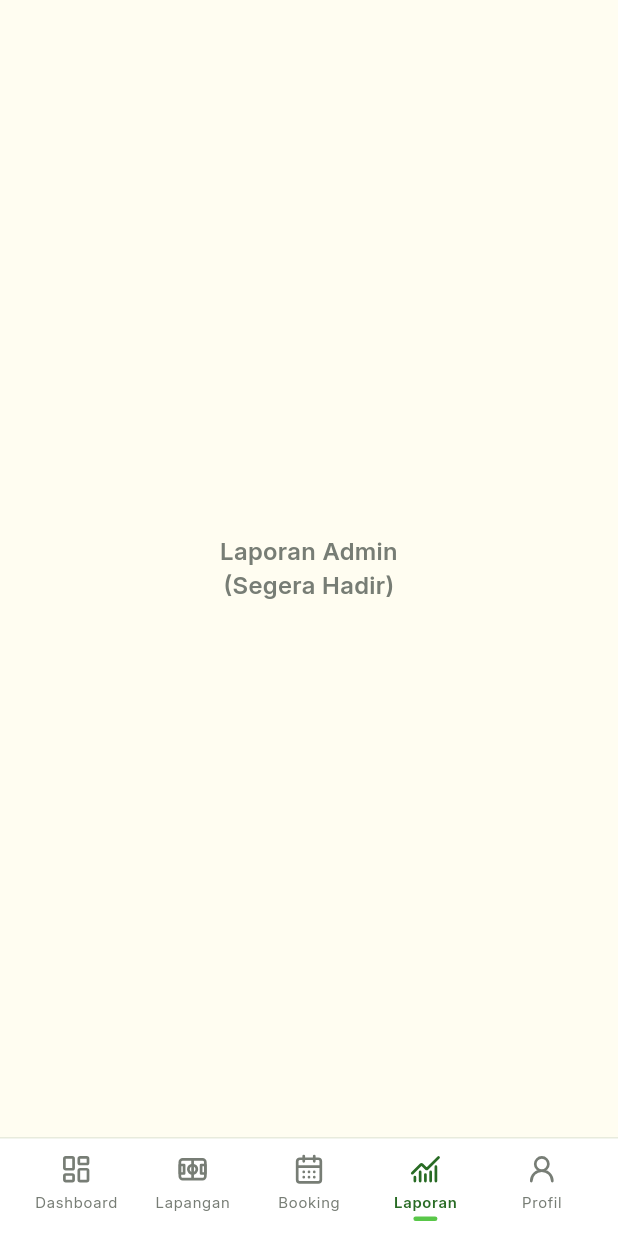
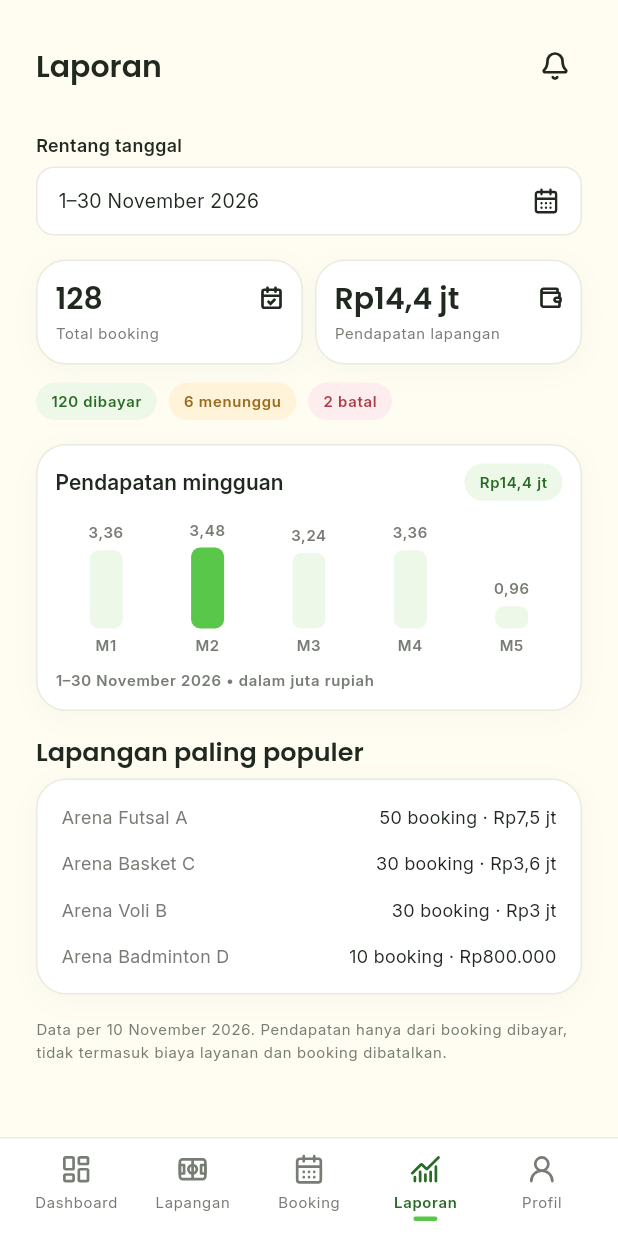
Before and after one commit to Rizky-D-Pratama/Sportiva, a Flutter app: the AdminShell screen opened directly, item 4 of the bottom bar chosen, on a phone screen of 412 x 824 dp. Run offline on Flutter 3.47's test engine with Material 3 defaults, Android fonts, the phone set to English and light mode, and no system bars; our stand-ins replace flutter_svg, qr_flutter.

Commit message:
feat: bangun halaman laporan dan profil admin

```diff
--- /dev/null
+++ b/lib/screens/admin/admin_profile_screen.dart
@@ -0,0 +1,69 @@
+import 'package:flutter/material.dart';
+import '../../constants/app_icons.dart';
+import '../../data/mock_data.dart';
+import '../../widgets/app_badge.dart';
+import '../../widgets/profile_content.dart';
+import '../../widgets/theme_select_bottom_sheet.dart';
+import '../account_screen.dart';
+import '../notification_screen.dart';
+
+/// Admin Profile screen tab for Admin shell
+class AdminProfileScreen extends StatelessWidget {
+  const AdminProfileScreen({super.key});
+
+  @override
+  Widget build(BuildContext context) {
+    final adminUser = MockData.adminUser;
+
+    return ProfileContentWidget(
+      name: MockData.adminFullName,
+      email: MockData.adminEmail,
+      avatarPath: MockData.profilePhotoUrl,
+      badgeLabel: 'Admin',
+      badgeVariant: AppBadgeVariant.success,
+      onNotificationBellTap: () {
+        Navigator.push(
+          context,
+          MaterialPageRoute(
+            builder: (context) => const NotificationScreen(),
+          ),
+        );
+      },
+      onCameraTap: () {},
+      menuItems: [
+        ProfileMenuTileItem(
+          iconPath: AppIcons.account,
+          label: 'Akun',
+          onTap: () {
+            Navigator.push(
+              context,
+              MaterialPageRoute(
+                builder: (context) => AccountScreen(user: adminUser),
+              ),
+            );
+          },
+        ),
+        ProfileMenuTileItem(
+          iconPath: AppIcons.moon,
+          label: 'Tampilan',
+          onTap: () {
+            showThemeSelectBottomSheet(context);
+          },
+        ),
+        ProfileMenuTileItem(
+          iconPath: AppIcons.questionMark,
+          label: 'Bantuan',
+          onTap: () {},
+        ),
+        ProfileMenuTileItem(
+          iconPath: AppIcons.logout,
+          label: 'Keluar',
+          isDanger: true,
+          onTap: () {
+            ProfileContentWidget.showLogoutModal(context);
+          },
+        ),
+      ],
+    );
+  }
+}
--- /dev/null
+++ b/lib/screens/admin/admin_report_screen.dart
@@ -0,0 +1,262 @@
+import 'package:flutter/material.dart';
+import 'package:flutter_svg/flutter_svg.dart';
+import '../../constants/app_icons.dart';
+import '../../data/repositories/admin_report_repository.dart';
+import '../../models/admin_report.dart';
+import '../../theme/app_theme.dart';
+import '../../utils/date_format_helper.dart';
+import '../../widgets/admin_stat_card.dart';
+import '../../widgets/app_badge.dart';
+import '../../widgets/app_header.dart';
+import '../../widgets/app_info_row.dart';
+import '../../widgets/date_range_bottom_sheet.dart';
+import '../../widgets/weekly_bar_chart_card.dart';
+
+/// Admin Report Screen showing date range metrics, statistics, earnings chart, and popular courts.
+class AdminReportScreen extends StatefulWidget {
+  final AdminReportRepository repository;
+
+  const AdminReportScreen({
+    super.key,
+    this.repository = const MockAdminReportRepository(),
+  });
+
+  @override
+  State<AdminReportScreen> createState() => _AdminReportScreenState();
+}
+
+class _AdminReportScreenState extends State<AdminReportScreen> {
+  late DateTimeRange _selectedRange;
+  late AdminReportSummary _reportSummary;
+
+  @override
+  void initState() {
+    super.initState();
+    final now = DateTime.now();
+    final startOfMonth = DateTime(now.year, now.month, 1);
+    final endOfMonth = DateTime(now.year, now.month + 1, 0);
+
+    _selectedRange = DateTimeRange(start: startOfMonth, end: endOfMonth);
+    _reportSummary = widget.repository.getReport(_selectedRange);
+  }
+
+  void _showDateRangeBottomSheet(BuildContext context) {
+    showReportDateRangeBottomSheet(
+      context: context,
+      initialRange: _selectedRange,
+      onApplied: (newRange) {
+        setState(() {
+          _selectedRange = newRange;
+          _reportSummary = widget.repository.getReport(_selectedRange);
+        });
+      },
+    );
+  }
+
+  @override
+  Widget build(BuildContext context) {
+    final theme = Theme.of(context);
+    final colors = context.appColors;
+    final now = DateTime.now();
+    final todayFormatted =
+        '${now.day} ${DateFormatHelper.monthNames[now.month - 1]} ${now.year}';
+
+    final rangeInputText = DateFormatHelper.formatDateRangeInputText(
+      _selectedRange.start,
+      _selectedRange.end,
+    );
+
+    return SingleChildScrollView(
+      physics: const BouncingScrollPhysics(),
+      padding: const EdgeInsets.symmetric(
+        horizontal: AppTheme.paddingXLarge,
+        vertical: AppTheme.paddingLarge,
+      ),
+      child: Column(
+        crossAxisAlignment: CrossAxisAlignment.start,
+        children: [
+          // 1. App Header with Bell Notification
+          const AppHeader(
+            title: 'Laporan',
+            showNotificationBell: true,
+          ),
+          const SizedBox(height: 16.0),
+
+          // 2. Date Range Field Trigger
+          Column(
+            crossAxisAlignment: CrossAxisAlignment.start,
+            children: [
+              Text(
+                'Rentang tanggal',
+                style: theme.textTheme.bodyMedium?.copyWith(
+                  fontSize: 12.0,
+                  fontWeight: FontWeight.w600,
+                  color: colors.textPrimary,
+                ),
+              ),
+              const SizedBox(height: 6.0),
+              InkWell(
+                onTap: () => _showDateRangeBottomSheet(context),
+                borderRadius: BorderRadius.circular(12.0),
+                child: Container(
+                  height: AppTheme.inputHeight,
+                  decoration: BoxDecoration(
+                    color: colors.surfaceCard,
+                    borderRadius: BorderRadius.circular(12.0),
+                    border: Border.all(
+                      color: colors.borderDefault,
+                      width: 1.0,
+                    ),
+                  ),
+                  padding: const EdgeInsets.symmetric(horizontal: 14.0),
+                  child: Row(
+                    children: [
+                      Expanded(
+                        child: Text(
+                          rangeInputText,
+                          style: theme.textTheme.bodyMedium?.copyWith(
+                            fontSize: 13.0,
+                            fontWeight: FontWeight.w400,
+                            color: colors.textPrimary,
+                          ),
+                          maxLines: 1,
+                          overflow: TextOverflow.ellipsis,
+                        ),
+                      ),
+                      const SizedBox(width: 8.0),
+                      SvgPicture.asset(
+                        AppIcons.calendar,
+                        width: 18.0,
+                        height: 18.0,
+                        colorFilter: ColorFilter.mode(
+                          colors.textPrimary,
+                          BlendMode.srcIn,
+                        ),
+                      ),
+                    ],
+                  ),
+                ),
+              ),
+            ],
+          ),
+          const SizedBox(height: 16.0),
+
+          // 3. Stat Cards (Total booking & Pendapatan lapangan)
+          Row(
+            children: [
+              Expanded(
+                child: AdminStatCard(
+                  value: _reportSummary.totalBooking.toString(),
+                  label: 'Total booking',
+                  iconPath: AppIcons.calendarCheck,
+                ),
+              ),
+              const SizedBox(width: 8.0),
+              Expanded(
+                child: AdminStatCard(
+                  value: _reportSummary.formattedRevenueText,
+                  label: 'Pendapatan lapangan',
+                  iconPath: AppIcons.wallet,
+                ),
+              ),
+            ],
+          ),
+          const SizedBox(height: 12.0),
+
+          // 4. Status Count Badges (Non-clickable)
+          Row(
+            children: [
+              AppBadge(
+                label: '${_reportSummary.dibayarCount} dibayar',
+                variant: AppBadgeVariant.success,
+              ),
+              const SizedBox(width: 8.0),
+              AppBadge(
+                label: '${_reportSummary.menungguCount} menunggu',
+                variant: AppBadgeVariant.warning,
+              ),
+              const SizedBox(width: 8.0),
+              AppBadge(
+                label: '${_reportSummary.batalCount} batal',
+                variant: AppBadgeVariant.danger,
+              ),
+            ],
+          ),
+          const SizedBox(height: 16.0),
+
+          // 5. Revenue Bar Chart Card
+          WeeklyBarChartCard(
+            title: _reportSummary.chartTitle,
+            badgeText: _reportSummary.formattedRevenueText,
+            values: _reportSummary.chartValues,
+            valueLabels: _reportSummary.chartValueLabels,
+            dayLabels: _reportSummary.chartLabels,
+            dateRangeText: _reportSummary.chartDateRangeText,
+          ),
+          const SizedBox(height: 16.0),
+
+          // 6. Popular Courts Header
+          Text(
+            'Lapangan paling populer',
+            style: theme.textTheme.titleLarge?.copyWith(
+              fontSize: 17.0,
+              fontWeight: FontWeight.w600,
+              color: colors.textPrimary,
+            ),
+          ),
+          const SizedBox(height: 8.0),
+
+          // 7. Popular Courts Card List
+          Container(
+            decoration: BoxDecoration(
+              color: colors.surfaceCard,
+              borderRadius: BorderRadius.circular(AppTheme.borderRadiusLarge),
+              border: Border.all(
+                color: colors.borderDefault,
+                width: 1.0,
+              ),
+              boxShadow: const [
+                BoxShadow(
+                  color: Color.fromRGBO(32, 40, 32, 0.03),
+                  blurRadius: 16.0,
+                  offset: Offset(0, 4),
+                ),
+              ],
+            ),
+            padding: const EdgeInsets.all(AppTheme.paddingLarge),
+            child: Column(
+              children: List.generate(_reportSummary.popularCourts.length, (index) {
+                final item = _reportSummary.popularCourts[index];
+                return Padding(
+                  padding: EdgeInsets.only(
+                    bottom: index < _reportSummary.popularCourts.length - 1
+                        ? 14.0
+                        : 0.0,
+                  ),
+                  child: AppInfoRow(
+                    label: item.courtName,
+                    value: item.formattedRowText,
+                    labelColor: colors.textSecondary,
+                    valueColor: colors.textPrimary,
+                  ),
+                );
+              }),
+            ),
+          ),
+          const SizedBox(height: 16.0),
+
+          // 8. Footer Note
+          Text(
+            'Data per $todayFormatted. Pendapatan hanya dari booking dibayar, tidak termasuk biaya layanan dan booking dibatalkan.',
+            style: theme.textTheme.labelMedium?.copyWith(
+              fontSize: 10.0,
+              fontWeight: FontWeight.w400,
+              color: colors.textSecondary,
+              height: 1.45,
+            ),
+          ),
+        ],
+      ),
+    );
+  }
+}
--- a/lib/screens/admin/admin_shell.dart
+++ b/lib/screens/admin/admin_shell.dart
@@ -3,6 +3,8 @@ import '../../constants/app_icons.dart';
 import '../../theme/app_theme.dart';
 import '../../widgets/nav_item.dart';
 import 'admin_dashboard_screen.dart';
+import 'admin_profile_screen.dart';
+import 'admin_report_screen.dart';
 
 /// AdminShell manages the persistent bottom navigation bar and page switching for Admin side.
 class AdminShell extends StatefulWidget {
@@ -26,10 +28,8 @@ class _AdminShellState extends State<AdminShell> {
       _buildPlaceholderPage('Manajemen Lapangan'),
       // TODO: Replace with real Booking management screen in future sessions.
       _buildPlaceholderPage('Manajemen Booking'),
-      // TODO: Replace with real Laporan screen in future sessions.
-      _buildPlaceholderPage('Laporan Admin'),
-      // TODO: Replace with real Profil Admin screen in future sessions.
-      _buildPlaceholderPage('Profil Admin'),
+      const AdminReportScreen(),
+      const AdminProfileScreen(),
     ];
   }
 
```
